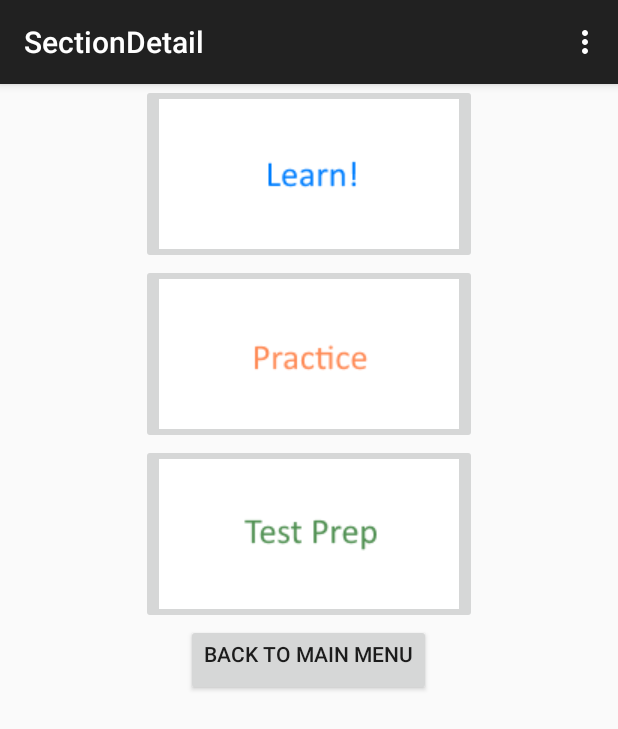
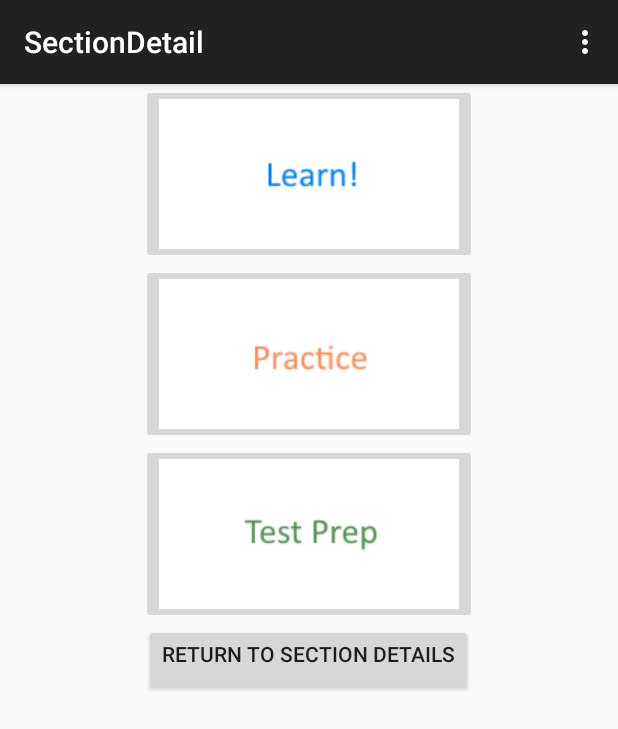
Before and after one commit to Redbird90/MathEduCore, an Android app: the SectionDetailFragment screen opened directly, with no data from a screen before it, on a phone screen of 412 x 824 dp. Shown: the top 729 px of the screen. Run offline under Robolectric (Android 15) with nearby library versions, the phone set to English and light mode, and no system bars.

Commit message:
Bugfixes
Incomplete

```diff
--- a/LearnMath/app/src/main/res/layout/fragment_section_detail.xml
+++ b/LearnMath/app/src/main/res/layout/fragment_section_detail.xml
@@ -47,7 +47,7 @@
             <Button
                 android:layout_width="wrap_content"
                 android:layout_height="wrap_content"
-                android:text="@string/testprep_backtoMM"
+                android:text="@string/study_return_to_section_details"
                 android:id="@+id/buttonSDBack"
                 android:layout_gravity="center_horizontal"
                 android:gravity="center_horizontal"/>
--- a/LearnMath/app/src/main/res/values/strings.xml
+++ b/LearnMath/app/src/main/res/values/strings.xml
@@ -105,4 +105,6 @@
     <string name="learn_esc_dialog_header">Exit</string>
     <string name="learn_esc_dialog_msg">Would you like to return to Section Information?</string>
 
+    <string name="study_return_to_section_details">Return to Section Details</string>
+
 </resources>
```
Also changed, not shown: 2 other files.
